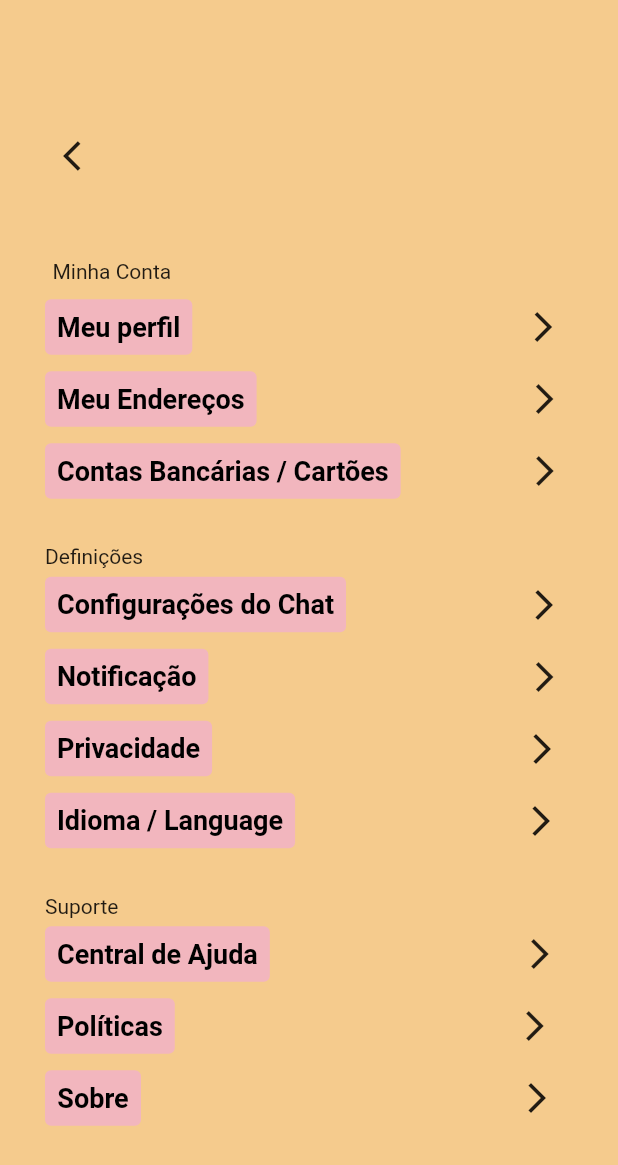
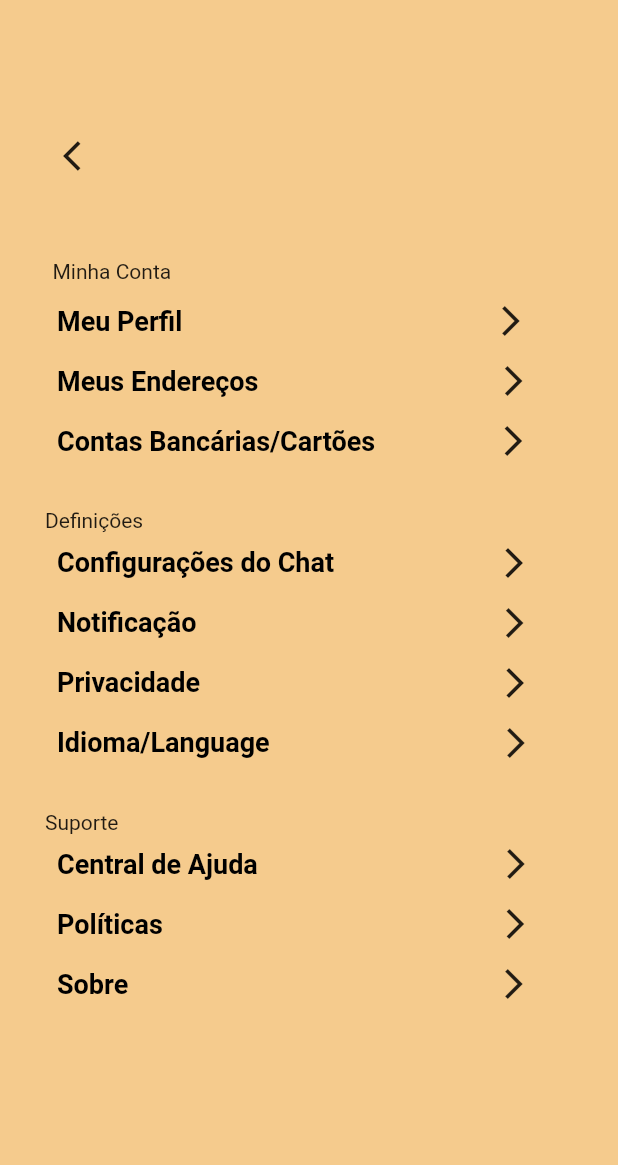
Before and after one commit to bath0ry/fruit_shop_app, a Flutter app: the screen it shows after launch, after a tap on the "menu" icon, on a phone screen of 412 x 824 dp. Shown: the top 1165 px of the screen. Run offline on Flutter 3.47's test engine with Material 2 defaults, Android fonts, the light colour scheme and no system bars; network calls fail.

Commit message:
component widgets

```diff
--- a/lib/home/view/pages/home_page.dart
+++ b/lib/home/view/pages/home_page.dart
@@ -94,8 +94,7 @@ class HomePage extends StatelessWidget {
   }
 
   Widget _itemsList() {
-    return Expanded(
-      child: GridView.builder(
+    return GridView.builder(
       physics: const NeverScrollableScrollPhysics(),
       padding: const EdgeInsets.symmetric(vertical: 27),
       shrinkWrap: true,
@@ -129,7 +128,6 @@ class HomePage extends StatelessWidget {
           },
         );
       },
-      ),
     );
   }
 }
--- /dev/null
+++ b/lib/products/view/components/text_button_widget.dart
@@ -0,0 +1,44 @@
+import 'package:flutter/material.dart';
+
+class TextButtonWidget extends StatelessWidget {
+  final String textWidget;
+  final double fontSizeWidget;
+  final FontWeight fontWeightWidget;
+  final Color colorWidget;
+  final Icon iconWidget;
+  final EdgeInsetsGeometry paddingIcon;
+  const TextButtonWidget({
+    Key? key,
+    required this.textWidget,
+    required this.fontSizeWidget,
+    required this.fontWeightWidget,
+    required this.colorWidget,
+    required this.iconWidget,
+    required this.paddingIcon,
+  }) : super(key: key);
+
+  @override
+  Widget build(BuildContext context) {
+    return Padding(
+      padding: const EdgeInsets.all(8.0),
+      child: GestureDetector(
+        onTap: () {},
+        child: Row(
+          children: [
+            Text(
+              textWidget,
+              style: TextStyle(
+                  fontSize: fontSizeWidget,
+                  fontWeight: fontWeightWidget,
+                  color: colorWidget),
+            ),
+            Padding(
+              padding: paddingIcon,
+              child: iconWidget,
+            ),
+          ],
+        ),
+      ),
+    );
+  }
+}
--- a/lib/products/view/components/text_icons_widget.dart
+++ b/lib/products/view/components/text_icons_widget.dart
@@ -1,4 +1,5 @@
 import 'package:flutter/material.dart';
+import 'package:fruits_shop_app/products/view/components/text_button_widget.dart';
 
 class TextIconsWidgets extends StatelessWidget {
   const TextIconsWidgets({
@@ -16,234 +17,85 @@ class TextIconsWidgets extends StatelessWidget {
               padding: const EdgeInsets.all(5.0),
               child: Text('Minha Conta'),
             ),
-            Row(
-              children: [
-                TextButton(
-                  onPressed: () {},
-                  style: ButtonStyle(
-                      backgroundColor: MaterialStateProperty.all(
-                          Color.fromARGB(133, 239, 163, 235))),
-                  child: Text(
-                    'Meu perfil',
-                    style: TextStyle(
-                        fontSize: 18,
-                        fontWeight: FontWeight.w600,
-                        color: Colors.black),
-                  ),
-                ),
-                SizedBox(
-                  width: 210,
-                ),
-                IconButton(
-                    onPressed: () {}, icon: Icon(Icons.arrow_forward_ios)),
-              ],
+            TextButtonWidget(
+              colorWidget: Colors.black,
+              fontSizeWidget: 18,
+              fontWeightWidget: FontWeight.w600,
+              iconWidget: Icon(Icons.arrow_forward_ios),
+              textWidget: 'Meu Perfil',
+              paddingIcon: const EdgeInsets.only(left: 207),
             ),
-            Row(
-              children: [
-                TextButton(
-                  onPressed: () {},
-                  style: ButtonStyle(
-                      backgroundColor: MaterialStateProperty.all(
-                          Color.fromARGB(133, 239, 163, 235))),
-                  child: Text(
-                    'Meu Endereços',
-                    style: TextStyle(
-                        fontSize: 18,
-                        fontWeight: FontWeight.w600,
-                        color: Colors.black),
-                  ),
-                ),
-                SizedBox(
-                  width: 168,
-                ),
-                IconButton(
-                    onPressed: () {}, icon: Icon(Icons.arrow_forward_ios)),
-              ],
-            ),
-            Row(
-              children: [
-                TextButton(
-                  onPressed: () {},
-                  style: ButtonStyle(
-                      backgroundColor: MaterialStateProperty.all(
-                          Color.fromARGB(133, 239, 163, 235))),
-                  child: Text(
-                    'Contas Bancárias / Cartões',
-                    style: TextStyle(
-                        fontSize: 18,
-                        fontWeight: FontWeight.w600,
-                        color: Colors.black),
-                  ),
-                ),
-                SizedBox(
-                  width: 72,
-                ),
-                IconButton(
-                    onPressed: () {}, icon: Icon(Icons.arrow_forward_ios)),
-              ],
-            ),
+            TextButtonWidget(
+                textWidget: 'Meus Endereços',
+                fontSizeWidget: 18,
+                fontWeightWidget: FontWeight.w600,
+                colorWidget: Colors.black,
+                iconWidget: Icon(Icons.arrow_forward_ios),
+                paddingIcon: const EdgeInsets.only(left: 158)),
+            TextButtonWidget(
+                textWidget: 'Contas Bancárias/Cartões',
+                fontSizeWidget: 18,
+                fontWeightWidget: FontWeight.w600,
+                colorWidget: Colors.black,
+                iconWidget: Icon(Icons.arrow_forward_ios),
+                paddingIcon: const EdgeInsets.only(left: 80)),
             SizedBox(
               height: 25,
             ),
             Text('Definições'),
-            Row(
-              children: [
-                TextButton(
-                  onPressed: () {},
-                  style: ButtonStyle(
-                      backgroundColor: MaterialStateProperty.all(
-                          Color.fromARGB(133, 239, 163, 235))),
-                  child: Text(
-                    'Configurações do Chat',
-                    style: TextStyle(
-                        fontSize: 18,
-                        fontWeight: FontWeight.w600,
-                        color: Colors.black),
-                  ),
-                ),
-                SizedBox(
-                  width: 108,
-                ),
-                IconButton(
-                    onPressed: () {}, icon: Icon(Icons.arrow_forward_ios)),
-              ],
-            ),
-            Row(
-              children: [
-                TextButton(
-                  onPressed: () {},
-                  style: ButtonStyle(
-                      backgroundColor: MaterialStateProperty.all(
-                          Color.fromARGB(133, 239, 163, 235))),
-                  child: Text(
-                    'Notificação',
-                    style: TextStyle(
-                        fontSize: 18,
-                        fontWeight: FontWeight.w600,
-                        color: Colors.black),
-                  ),
-                ),
-                SizedBox(
-                  width: 200,
-                ),
-                IconButton(
-                    onPressed: () {}, icon: Icon(Icons.arrow_forward_ios)),
-              ],
-            ),
-            Row(
-              children: [
-                TextButton(
-                  onPressed: () {},
-                  style: ButtonStyle(
-                      backgroundColor: MaterialStateProperty.all(
-                          Color.fromARGB(133, 239, 163, 235))),
-                  child: Text(
-                    'Privacidade',
-                    style: TextStyle(
-                        fontSize: 18,
-                        fontWeight: FontWeight.w600,
-                        color: Colors.black),
-                  ),
-                ),
-                SizedBox(
-                  width: 196,
-                ),
-                IconButton(
-                    onPressed: () {}, icon: Icon(Icons.arrow_forward_ios)),
-              ],
-            ),
-            Row(
-              children: [
-                TextButton(
-                  onPressed: () {},
-                  style: ButtonStyle(
-                      backgroundColor: MaterialStateProperty.all(
-                          Color.fromARGB(133, 239, 163, 235))),
-                  child: Text(
-                    'Idioma / Language',
-                    style: TextStyle(
-                        fontSize: 18,
-                        fontWeight: FontWeight.w600,
-                        color: Colors.black),
-                  ),
-                ),
-                SizedBox(
-                  width: 140,
-                ),
-                IconButton(
-                    onPressed: () {}, icon: Icon(Icons.arrow_forward_ios)),
-              ],
-            ),
+            TextButtonWidget(
+                textWidget: 'Configurações do Chat',
+                fontSizeWidget: 18,
+                fontWeightWidget: FontWeight.w600,
+                colorWidget: Colors.black,
+                iconWidget: Icon(Icons.arrow_forward_ios),
+                paddingIcon: const EdgeInsets.only(left: 108)),
+            TextButtonWidget(
+                textWidget: 'Notificação',
+                fontSizeWidget: 18,
+                fontWeightWidget: FontWeight.w600,
+                colorWidget: Colors.black,
+                iconWidget: Icon(Icons.arrow_forward_ios),
+                paddingIcon: const EdgeInsets.only(left: 200)),
+            TextButtonWidget(
+                textWidget: 'Privacidade',
+                fontSizeWidget: 18,
+                fontWeightWidget: FontWeight.w600,
+                colorWidget: Colors.black,
+                iconWidget: Icon(Icons.arrow_forward_ios),
+                paddingIcon: const EdgeInsets.only(left: 198)),
+            TextButtonWidget(
+                textWidget: 'Idioma/Language',
+                fontSizeWidget: 18,
+                fontWeightWidget: FontWeight.w600,
+                colorWidget: Colors.black,
+                iconWidget: Icon(Icons.arrow_forward_ios),
+                paddingIcon: const EdgeInsets.only(left: 152)),
             SizedBox(
               height: 25,
             ),
             Text('Suporte'),
-            Row(
-              children: [
-                TextButton(
-                  onPressed: () {},
-                  style: ButtonStyle(
-                      backgroundColor: MaterialStateProperty.all(
-                          Color.fromARGB(133, 239, 163, 235))),
-                  child: Text(
-                    'Central de Ajuda',
-                    style: TextStyle(
-                        fontSize: 18,
-                        fontWeight: FontWeight.w600,
-                        color: Colors.black),
-                  ),
-                ),
-                SizedBox(
-                  width: 156,
-                ),
-                IconButton(
-                    onPressed: () {}, icon: Icon(Icons.arrow_forward_ios)),
-              ],
-            ),
-            Row(
-              children: [
-                TextButton(
-                  onPressed: () {},
-                  style: ButtonStyle(
-                      backgroundColor: MaterialStateProperty.all(
-                          Color.fromARGB(133, 239, 163, 235))),
-                  child: Text(
-                    'Políticas',
-                    style: TextStyle(
-                        fontSize: 18,
-                        fontWeight: FontWeight.w600,
-                        color: Colors.black),
-                  ),
-                ),
-                SizedBox(
-                  width: 216,
-                ),
-                IconButton(
-                    onPressed: () {}, icon: Icon(Icons.arrow_forward_ios)),
-              ],
-            ),
-            Row(
-              children: [
-                TextButton(
-                  onPressed: () {},
-                  style: ButtonStyle(
-                      backgroundColor: MaterialStateProperty.all(
-                          Color.fromARGB(133, 239, 163, 235))),
-                  child: Text(
-                    'Sobre',
-                    style: TextStyle(
-                        fontSize: 18,
-                        fontWeight: FontWeight.w600,
-                        color: Colors.black),
-                  ),
-                ),
-                SizedBox(
-                  width: 240,
-                ),
-                IconButton(
-                    onPressed: () {}, icon: Icon(Icons.arrow_forward_ios)),
-              ],
-            ),
+            TextButtonWidget(
+                textWidget: 'Central de Ajuda',
+                fontSizeWidget: 18,
+                fontWeightWidget: FontWeight.w600,
+                colorWidget: Colors.black,
+                iconWidget: Icon(Icons.arrow_forward_ios),
+                paddingIcon: const EdgeInsets.only(left: 160)),
+            TextButtonWidget(
+                textWidget: 'Políticas',
+                fontSizeWidget: 18,
+                fontWeightWidget: FontWeight.w600,
+                colorWidget: Colors.black,
+                iconWidget: Icon(Icons.arrow_forward_ios),
+                paddingIcon: const EdgeInsets.only(left: 223)),
+            TextButtonWidget(
+                textWidget: 'Sobre',
+                fontSizeWidget: 18,
+                fontWeightWidget: FontWeight.w600,
+                colorWidget: Colors.black,
+                iconWidget: Icon(Icons.arrow_forward_ios),
+                paddingIcon: const EdgeInsets.only(left: 245)),
             SizedBox(
               height: 200,
             )
```
Lines whose indentation alone changed are shown as unchanged.
